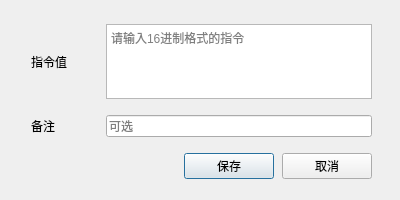
Before: the Qt Designer form SaveCommandDialog.ui in AndroidCoderPeng/SerialPortDebugger, drawn with Qt 5.
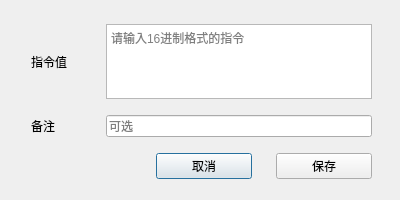
After: the same form once the commit is applied.

Commit message: feat(SaveCommandDialog): 交换保存和取消按钮的功能，更新按钮文本和样式

What changed in the file:
```diff
--- a/SaveCommandDialog.ui
+++ b/SaveCommandDialog.ui
@@ -113,7 +113,7 @@
     <item>
      <layout class="QHBoxLayout" name="horizontalLayout_3">
       <property name="spacing">
-       <number>8</number>
+       <number>24</number>
       </property>
       <item>
        <spacer name="horizontalSpacer">
@@ -128,24 +128,11 @@
         </property>
        </spacer>
       </item>
-      <item>
-       <widget class="QPushButton" name="saveCommandButton">
-        <property name="minimumSize">
-         <size>
-          <width>90</width>
-          <height>0</height>
-         </size>
-        </property>
-        <property name="text">
-         <string>保存</string>
-        </property>
-       </widget>
-      </item>
       <item>
        <widget class="QPushButton" name="cancelButton">
         <property name="minimumSize">
          <size>
-          <width>90</width>
+          <width>96</width>
           <height>0</height>
          </size>
         </property>
@@ -154,6 +141,19 @@
         </property>
        </widget>
       </item>
+      <item>
+       <widget class="QPushButton" name="saveButton">
+        <property name="minimumSize">
+         <size>
+          <width>96</width>
+          <height>0</height>
+         </size>
+        </property>
+        <property name="text">
+         <string>保存</string>
+        </property>
+       </widget>
+      </item>
      </layout>
     </item>
    </layout>
```
The commit also changes 2 other files.
